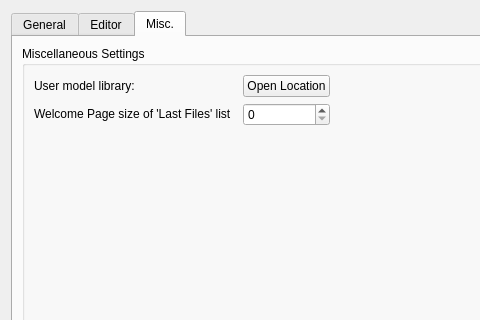
Above: src/settingsdialog.ui from GAMS-dev/studio before the change; both pictures show x 0 to 480 and y 0 to 320 of the 740 by 659 pixel window. Below: the same form after it.
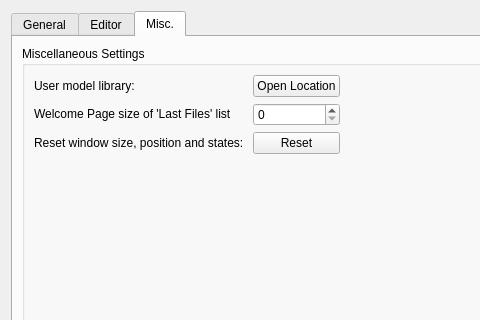
That is the form after the change. The open tabs and pages were chosen to show the change.

Commit message: added button to settings dialog to reset views

```diff
--- a/src/settingsdialog.ui
+++ b/src/settingsdialog.ui
@@ -486,19 +486,6 @@
             </property>
            </spacer>
           </item>
-          <item row="2" column="1">
-           <spacer name="verticalSpacer">
-            <property name="orientation">
-             <enum>Qt::Vertical</enum>
-            </property>
-            <property name="sizeHint" stdset="0">
-             <size>
-              <width>20</width>
-              <height>40</height>
-             </size>
-            </property>
-           </spacer>
-          </item>
           <item row="1" column="0">
            <widget class="QLabel" name="label_5">
             <property name="text">
@@ -526,6 +513,33 @@
             </property>
            </widget>
           </item>
+          <item row="3" column="1">
+           <spacer name="verticalSpacer">
+            <property name="orientation">
+             <enum>Qt::Vertical</enum>
+            </property>
+            <property name="sizeHint" stdset="0">
+             <size>
+              <width>20</width>
+              <height>40</height>
+             </size>
+            </property>
+           </spacer>
+          </item>
+          <item row="2" column="0">
+           <widget class="QLabel" name="lbl_resetView">
+            <property name="text">
+             <string>Reset window size, position and states: </string>
+            </property>
+           </widget>
+          </item>
+          <item row="2" column="1">
+           <widget class="QPushButton" name="btn_resetView">
+            <property name="text">
+             <string>Reset</string>
+            </property>
+           </widget>
+          </item>
          </layout>
         </widget>
        </item>
```
Left out of the diff: 4 changed lines with no effect on the pictures. The commit also changes 4 other files.
